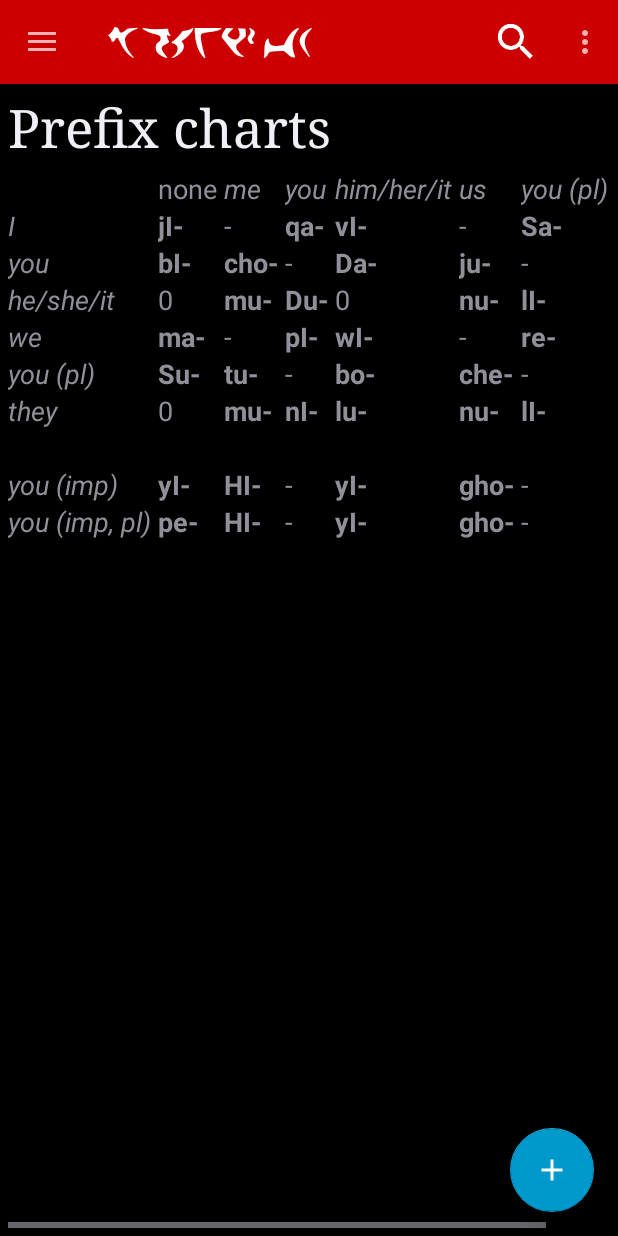
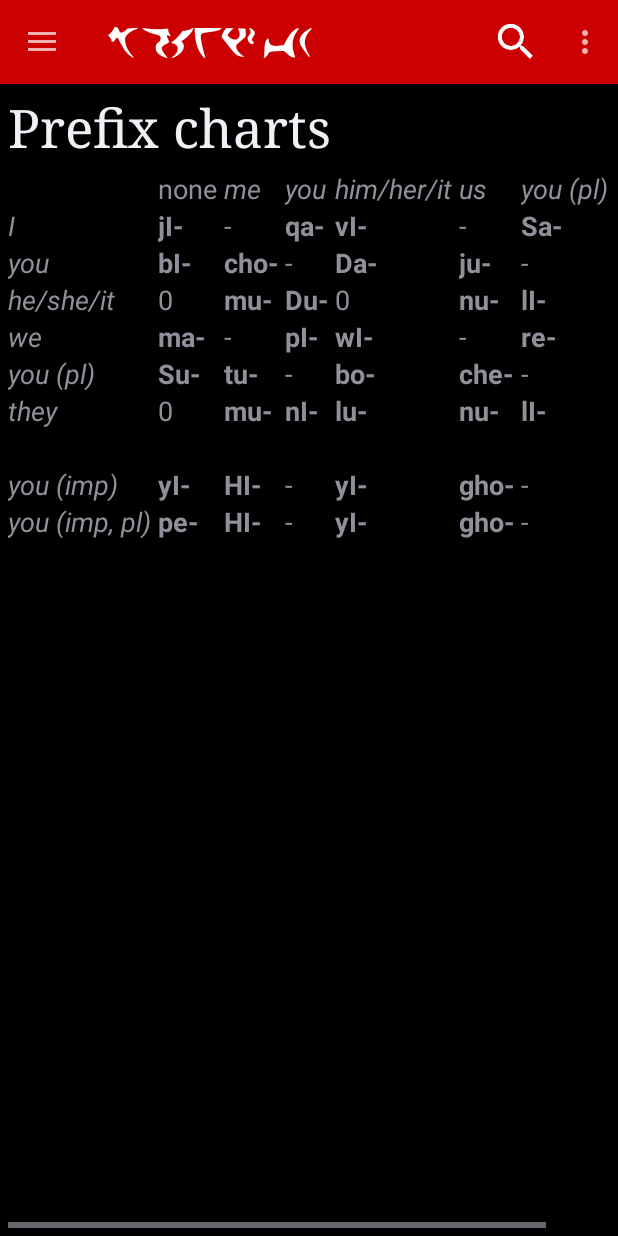
Before and after one commit to De7vID/klingon-assistant-data, an Android app: the PrefixChartActivity screen opened directly, with no data from a screen before it, on a phone screen of 412 x 824 dp. Run offline under Robolectric (Android 15) with nearby library versions, the phone set to English and light mode, and no system bars.

Commit message:
comment out FAB

```diff
--- a/KlingonAssistant-v2/app/src/main/java/org/tlhInganHol/android/klingonassistant_v2/BaseActivity.java
+++ b/KlingonAssistant-v2/app/src/main/java/org/tlhInganHol/android/klingonassistant_v2/BaseActivity.java
@@ -132,18 +132,19 @@ public class BaseActivity extends AppCompatActivity
         Spannable.SPAN_EXCLUSIVE_EXCLUSIVE);
     getSupportActionBar().setTitle(klingonAppName);
 
-    FloatingActionButton fab = (FloatingActionButton) findViewById(R.id.fab);
-    fab.setOnClickListener(
-        new View.OnClickListener() {
-          @Override
-          public void onClick(View view) {
-            // Snackbar.make(view, "Replace with your own action", Snackbar.LENGTH_LONG)
-            //     .setAction("Action", null)
-            //     .show();
-            displaySearchResults("This button doesn't work yet!:sen@@wej:adv, Qap:v:2, leQ:n, -vam:n");
-            // onSearchRequested();
-          }
-        });
+    // FAB:
+    // FloatingActionButton fab = (FloatingActionButton) findViewById(R.id.fab);
+    // fab.setOnClickListener(
+    //     new View.OnClickListener() {
+    //       @Override
+    //       public void onClick(View view) {
+    //         // Snackbar.make(view, "Replace with your own action", Snackbar.LENGTH_LONG)
+    //         //     .setAction("Action", null)
+    //         //     .show();
+    //         displaySearchResults("This button doesn't work yet!:sen@@wej:adv, Qap:v:2, leQ:n, -vam:n");
+    //         // onSearchRequested();
+    //       }
+    //     });
 
     DrawerLayout drawer = (DrawerLayout) findViewById(R.id.drawer_layout);
     ActionBarDrawerToggle toggle =
--- a/KlingonAssistant-v2/app/src/main/res/layout/app_bar_base.xml
+++ b/KlingonAssistant-v2/app/src/main/res/layout/app_bar_base.xml
@@ -17,6 +17,8 @@
 
     <include layout="@layout/content_base" />
 
+    <!-- FAB: -->
+    <!--
     <android.support.design.widget.FloatingActionButton
         android:id="@+id/fab"
         android:layout_width="wrap_content"
@@ -24,5 +26,6 @@
         android:layout_gravity="bottom|end"
         android:layout_margin="@dimen/fab_margin"
         app:srcCompat="@drawable/ic_add" />
+        -->
 
 </android.support.design.widget.CoordinatorLayout>
```
